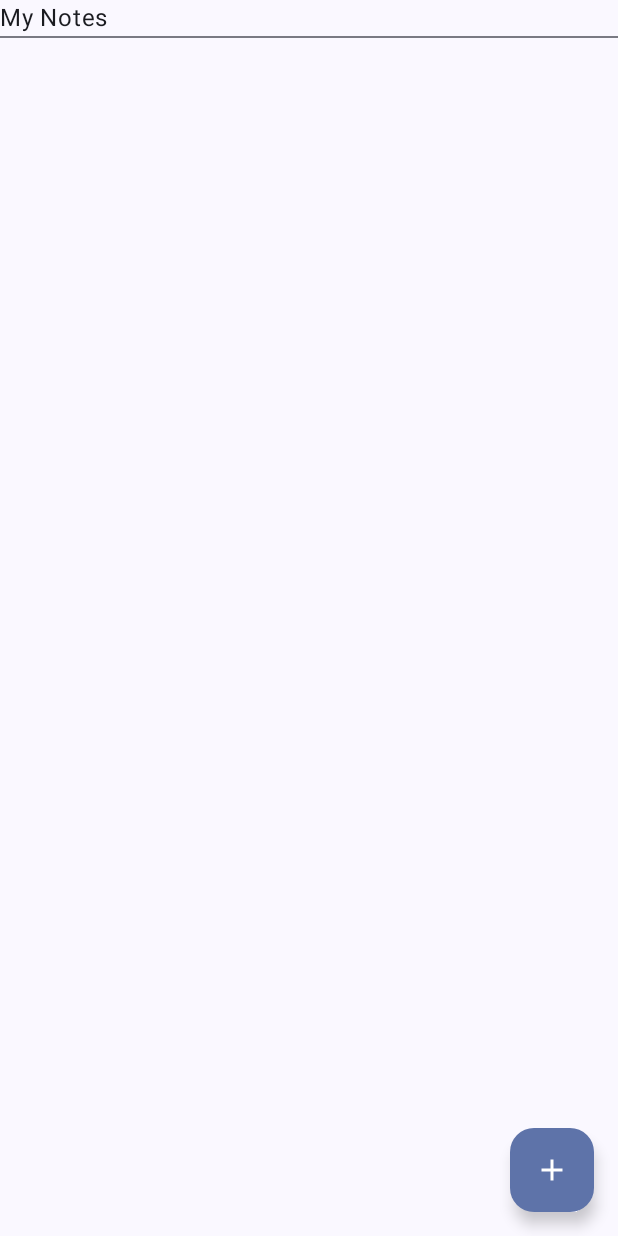
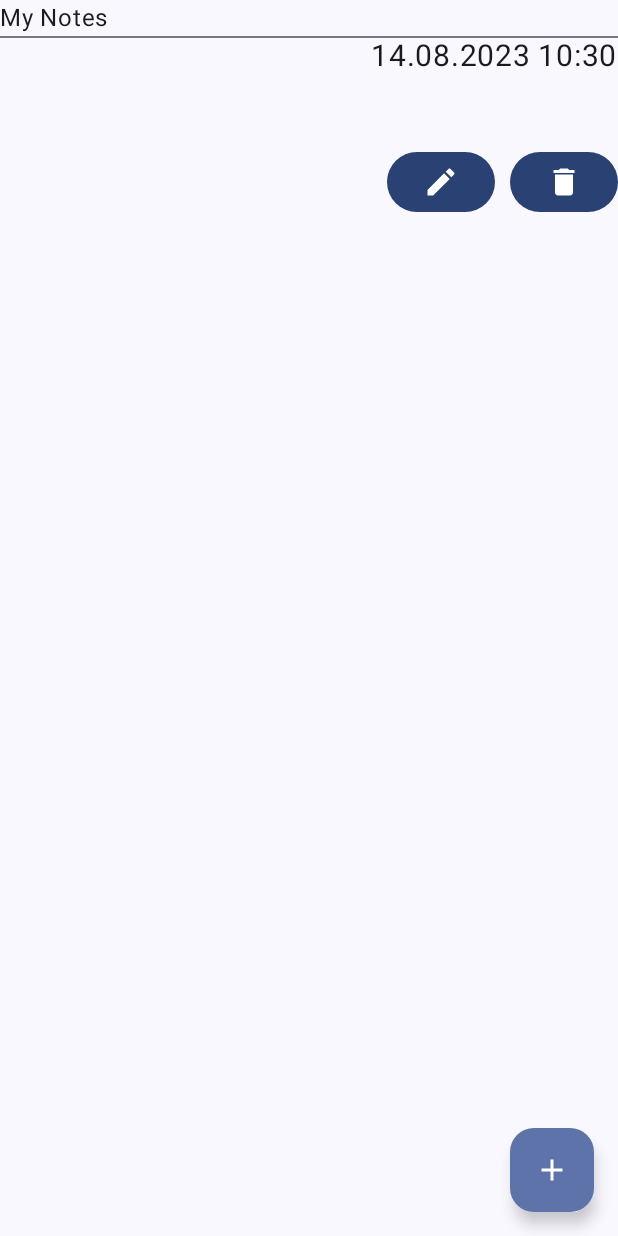
Before and after one commit to kepper104/NoteBuddy, an Android app built with Jetpack Compose: the screen it shows after launch (MainActivity), after a tap on "Save the note", on a phone screen of 412 x 824 dp. Run offline under Robolectric (Android 15) with nearby library versions, the phone set to English and light mode, and no system bars; our stand-ins replace Dagger/Hilt's generated code, Room's generated code, livedata-compose; 1 other tap on this screen came first.

Commit message:
Work on UI Note composable

```diff
--- a/app/src/main/java/ru/kepper104/notebuddy/presentation/NoteScreen.kt
+++ b/app/src/main/java/ru/kepper104/notebuddy/presentation/NoteScreen.kt
@@ -8,6 +8,7 @@ import androidx.compose.foundation.clickable
 import androidx.compose.foundation.layout.Box
 import androidx.compose.foundation.layout.Column
 import androidx.compose.foundation.layout.Row
+import androidx.compose.foundation.layout.Spacer
 import androidx.compose.foundation.layout.fillMaxWidth
 import androidx.compose.foundation.layout.padding
 import androidx.compose.foundation.layout.width
@@ -17,6 +18,8 @@ import androidx.compose.material.icons.Icons
 import androidx.compose.material.icons.filled.Add
 import androidx.compose.material.icons.filled.ArrowDownward
 import androidx.compose.material.icons.filled.Circle
+import androidx.compose.material.icons.filled.Delete
+import androidx.compose.material.icons.filled.Edit
 import androidx.compose.material.icons.filled.RadioButtonUnchecked
 import androidx.compose.material.icons.filled.Save
 import androidx.compose.material3.Button
@@ -37,50 +40,28 @@ import androidx.compose.runtime.livedata.observeAsState
 import androidx.compose.runtime.mutableStateOf
 import androidx.compose.runtime.remember
 import androidx.compose.runtime.setValue
+import androidx.compose.ui.Alignment
 import androidx.compose.ui.Modifier
 import androidx.compose.ui.geometry.Size
 import androidx.compose.ui.graphics.Color
 import androidx.compose.ui.layout.onGloballyPositioned
 import androidx.compose.ui.platform.LocalContext
 import androidx.compose.ui.platform.LocalDensity
+import androidx.compose.ui.text.style.TextAlign
+import androidx.compose.ui.tooling.preview.Preview
 import androidx.compose.ui.unit.dp
 import androidx.compose.ui.unit.sp
 import androidx.compose.ui.unit.toSize
 import androidx.lifecycle.Observer
 import androidx.lifecycle.viewmodel.compose.viewModel
 import ru.kepper104.notebuddy.domain.model.Note
+import ru.kepper104.notebuddy.formatDate
+import java.util.Calendar
 
 @Composable
 fun NoteScreen(
     noteViewModel: NoteViewModel = viewModel()
 ) {
-    if (!noteViewModel.mainState.isEditing){
-        MainView()
-    } else {
-        EditView()
-    }
-}
-
-@Composable
-fun NoteComposable(note: Note) {
-    Column{
-        Divider()
-        Text(
-            text = note.title,
-            fontSize = 40.sp
-        )
-        Text(
-            text = note.text,
-            fontSize = 30.sp
-        )
-    }
-}
-
-@OptIn(ExperimentalMaterial3Api::class)
-@Composable
-fun MainView(
-    noteViewModel: NoteViewModel = viewModel()
-){
 
     val composeContext = LocalContext.current
 
@@ -90,6 +71,59 @@ fun MainView(
         makeToast(messageState?.peekContent()!!, composeContext)
     }
 
+    if (!noteViewModel.mainState.isEditing){
+        MainView()
+    } else {
+        EditView()
+    }
+}
+
+@Preview
+@Composable
+fun NoteComposable(note: Note = Note(null, "Just a preview", "Hello world!", Color.Green), viewModel: NoteViewModel? = null) {
+    Column{
+        Divider()
+        Text(
+            text = formatDate(note.last_modified, "dd.MM.yyyy HH:mm"),
+            fontSize = 20.sp,
+            modifier = Modifier.align(Alignment.End)
+        )
+        Text(
+            text = note.title,
+            fontSize = 40.sp
+        )
+        Text(
+            text = note.text,
+            fontSize = 30.sp
+        )
+        Row(
+            modifier = Modifier.align(Alignment.End)
+        ){
+            Button(
+                onClick = { viewModel!!.enableEditing(note) }) {
+                Icon(
+                    imageVector = Icons.Default.Edit,
+                    contentDescription = "Edit a note")
+            }
+            Spacer(
+                modifier = Modifier.width(10.dp)
+            )
+            Button(
+                onClick = { /*TODO*/ }) {
+                Icon(
+                    imageVector = Icons.Default.Delete,
+                    contentDescription = "Delete a note")
+            }
+
+        }
+    }
+}
+
+@OptIn(ExperimentalMaterial3Api::class)
+@Composable
+fun MainView(
+    noteViewModel: NoteViewModel = viewModel()
+){
 
     Scaffold(
         floatingActionButton = {
@@ -108,7 +142,7 @@ fun MainView(
             ){
                 for (note in noteViewModel.mainState.notes){
                     item {
-                        NoteComposable(note = note)
+                        NoteComposable(note = note, viewModel = noteViewModel)
                     }
                 }
             }
@@ -188,8 +222,9 @@ fun EditView(
     }
 }
 
+@Preview
 @Composable
-fun DropdownMenuItemContent(color: Color) {
+fun DropdownMenuItemContent(color: Color = Color.Green) {
     Row {
         val imageVector = Icons.Filled.Circle
 
--- a/app/src/main/java/ru/kepper104/notebuddy/presentation/NoteViewModel.kt
+++ b/app/src/main/java/ru/kepper104/notebuddy/presentation/NoteViewModel.kt
@@ -67,6 +67,9 @@ private val repository: NoteRepository
         }
 
     }
+    fun deleteNote(note: Note){
+
+    }
     fun callToast(message: String){
         statusMessage.value = Event(message)
     }
--- /dev/null
+++ b/app/src/main/java/ru/kepper104/notebuddy/utils.kt
@@ -0,0 +1,10 @@
+package ru.kepper104.notebuddy
+
+import java.text.SimpleDateFormat
+import java.util.Date
+import java.util.Locale
+
+fun formatDate(date: Date, pattern: String): String{
+    val simpleDateFormat = SimpleDateFormat(pattern, Locale.getDefault())
+    return simpleDateFormat.format(date)
+}
```
